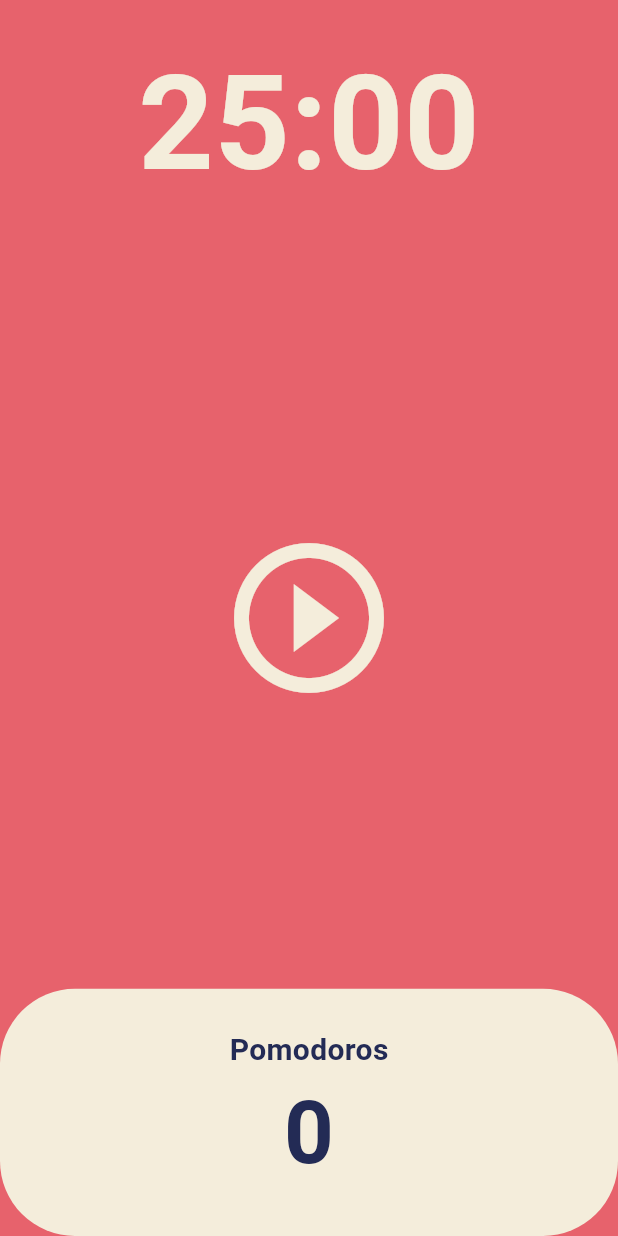
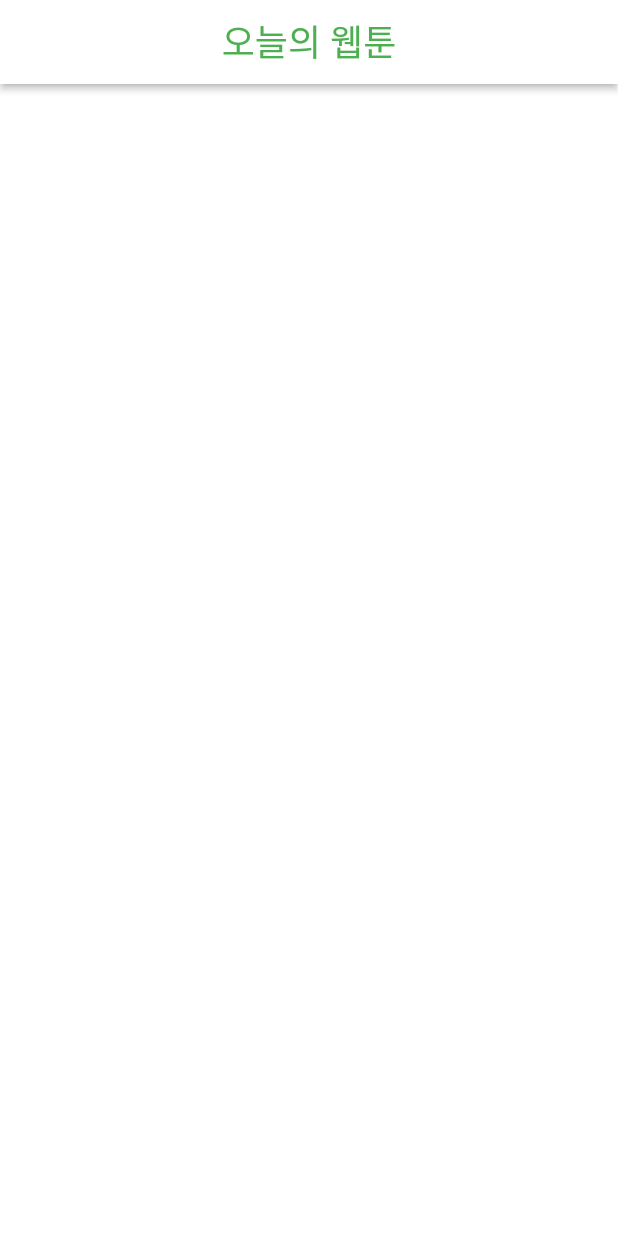
Before and after one commit to kyhyeok/toonflix, a Flutter app: the screen it shows after launch, on a phone screen of 412 x 824 dp. Run offline on Flutter 3.47's test engine with Material 3 defaults, Android fonts, the phone set to English and light mode, and no system bars.

Commit message:
Webtoon App # 6.1 AppBar

```diff
--- a/lib/main.dart
+++ b/lib/main.dart
@@ -2,22 +2,15 @@ import 'package:flutter/material.dart';
 import 'package:toonflix/screens/home_screen.dart';
 
 void main() {
-  runApp(App());
+  runApp(const App());
 }
 
 class App extends StatelessWidget {
+  const App({super.key});
+
   @override
   Widget build(BuildContext context) {
     return MaterialApp(
-      theme: ThemeData(
-        scaffoldBackgroundColor: const Color(0xffE7626C),
-        textTheme: const TextTheme(
-          displayLarge: TextStyle(
-            color: Color(0xFF232B55),
-          ),
-        ),
-        cardColor: const Color(0xFFF4EDDB),
-      ),
       home: HomeScreen(),
     );
   }
--- a/lib/screens/home_screen.dart
+++ b/lib/screens/home_screen.dart
@@ -1,151 +1,26 @@
-import 'dart:async';
 import 'package:flutter/material.dart';
 
-class HomeScreen extends StatefulWidget {
+class HomeScreen extends StatelessWidget {
   const HomeScreen({super.key});
-
-  @override
-  State<HomeScreen> createState() => _HomeScreenState();
-}
-
-class _HomeScreenState extends State<HomeScreen> {
-  static const int twentyFiveMinutes = 1500;
-  int totalSeconds = twentyFiveMinutes;
-  bool isRunning = false;
-  int totalPomodoros = 0;
-  late Timer timer;
-
-  void onTick(Timer timer) {
-    if (totalSeconds == 0) {
-      setState(() {
-        totalPomodoros += 1;
-        isRunning = false;
-        totalSeconds = twentyFiveMinutes;
-      });
-      timer.cancel();
-    } else {
-      setState(() {
-        totalSeconds -= 1;
-      });
-    }
-  }
-
-  void onStartPressed() {
-    timer = Timer.periodic(
-      Duration(seconds: 1),
-      onTick,
-    );
-    setState(() {
-      isRunning = true;
-    });
-  }
-
-  void onPausePressed() {
-    timer.cancel();
-    setState(() {
-      isRunning = false;
-    });
-  }
-
-  void onStopPressed() {
-    timer.cancel();
-    setState(() {
-      totalSeconds = twentyFiveMinutes;
-      isRunning = false;
-    });
-  }
-
-  String format(int seconds) {
-    var duration = Duration(seconds: seconds);
-    return duration.toString().split(".").first.substring(2, 7);
-  }
 
   @override
   Widget build(BuildContext context) {
     return Scaffold(
-      backgroundColor: Theme.of(context).scaffoldBackgroundColor,
-      body: Column(
-        children: [
-          Flexible(
-            flex: 1,
-            child: Container(
-              alignment: Alignment.center,
-              child: Text(
-                format(totalSeconds),
-                style: TextStyle(
-                  color: Theme.of(context).cardColor,
-                  fontSize: 88,
-                  fontWeight: FontWeight.w600,
-                ),
-              ),
-            ),
+      backgroundColor: Colors.white,
+      appBar: AppBar(
+        surfaceTintColor: Colors.white,
+        shadowColor: Colors.black,
+        elevation: 2,
+        backgroundColor: Colors.white,
+        foregroundColor: Colors.green,
+        centerTitle: true,
+        title: Text(
+          "오늘의 웹툰",
+          style: TextStyle(
+            fontSize: 24,
+            fontWeight: FontWeight.w400,
           ),
-          Flexible(
-            flex: 3,
-            child: Center(
-                child: isRunning
-                    ? Row(
-                        mainAxisAlignment: MainAxisAlignment.center,
-                        children: [
-                          IconButton(
-                            iconSize: 120,
-                            color: Theme.of(context).cardColor,
-                            onPressed: onPausePressed,
-                            icon: Icon(Icons.pause_circle_outline),
-                          ),
-                          IconButton(
-                            iconSize: 120,
-                            color: Theme.of(context).cardColor,
-                            onPressed: onStopPressed,
-                            icon: Icon(Icons.stop_circle_outlined),
-                          ),
-                        ],
-                      )
-                    : IconButton(
-                        iconSize: 120,
-                        color: Theme.of(context).cardColor,
-                        onPressed: onStartPressed,
-                        icon: Icon(Icons.play_circle_outline))),
-          ),
-          Flexible(
-            flex: 1,
-            child: Row(
-              children: [
-                Expanded(
-                  child: Container(
-                    decoration: BoxDecoration(
-                      color: Theme.of(context).cardColor,
-                      borderRadius: BorderRadius.circular(50),
-                    ),
-                    child: Column(
-                      mainAxisAlignment: MainAxisAlignment.center,
-                      children: [
-                        Text(
-                          'Pomodoros',
-                          style: TextStyle(
-                            fontSize: 20,
-                            fontWeight: FontWeight.w600,
-                            color:
-                                Theme.of(context).textTheme.displayLarge!.color,
-                          ),
-                        ),
-                        Text(
-                          '$totalPomodoros',
-                          style: TextStyle(
-                            fontSize: 58,
-                            fontWeight: FontWeight.w600,
-                            color:
-                                Theme.of(context).textTheme.displayLarge!.color,
-                          ),
-                        ),
-                      ],
-                    ),
-                  ),
-                ),
-              ],
-            ),
-          ),
-        ],
+        ),
       ),
     );
   }
```
Also changed, not shown: lib/widgets/Button.dart (deleted, +0 -36 lines), lib/widgets/currency_card.dart (deleted, +0 -91 lines).
